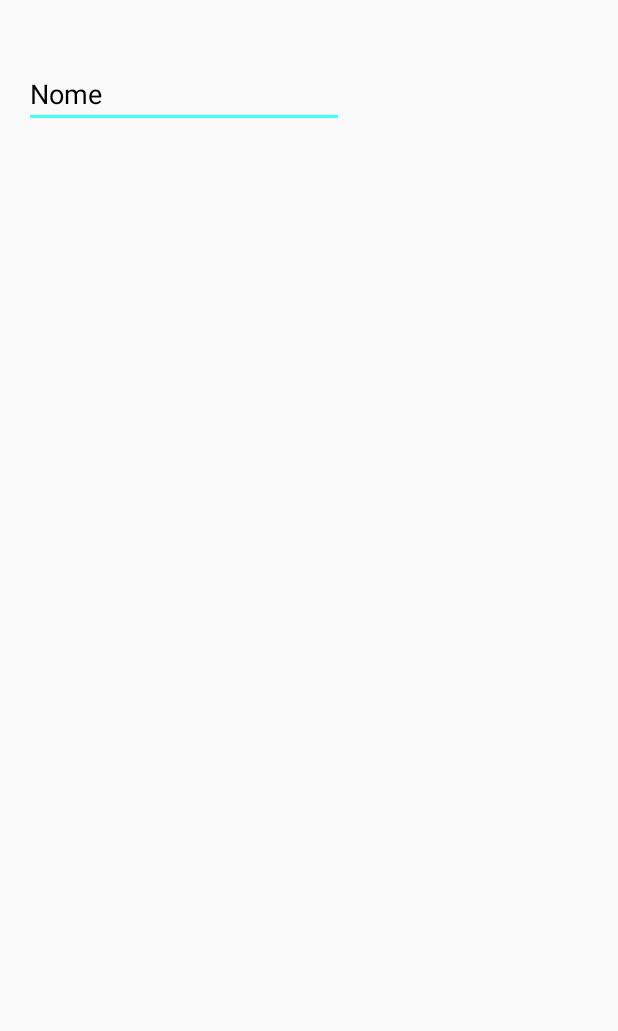
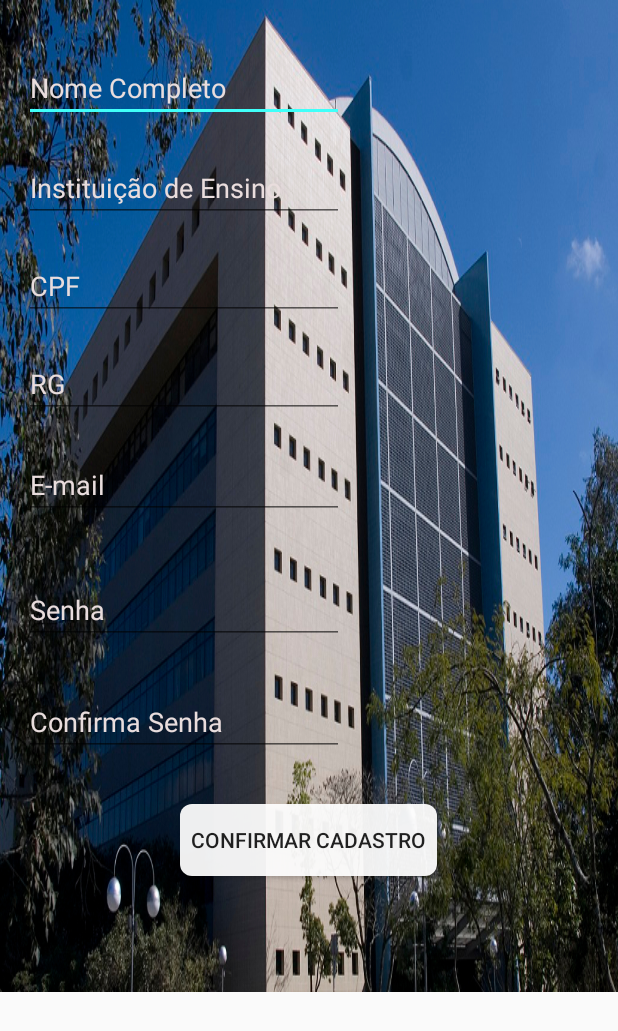
Before and after one commit to DeyvissonAlex/visitasguiadas, an Android app: the Nao_aluno_cadastro screen opened directly, with no data from a screen before it, on a phone screen of 412 x 824 dp. Before the commit the part shown is almost empty. Shown: the top 1031 px of the screen. Run offline under Robolectric (Android 15) with nearby library versions, the phone set to English and light mode, and no system bars.

Commit message:
Aprimoradas páginas referentes ao cadastro; Incluida função scrowlling em algumas páginas

```diff
--- a/app/src/main/res/layout/activity_nao_aluno_cadastro.xml
+++ b/app/src/main/res/layout/activity_nao_aluno_cadastro.xml
@@ -1,4 +1,7 @@
 <?xml version="1.0" encoding="utf-8"?>
+<ScrollView xmlns:android="http://schemas.android.com/apk/res/android"
+    android:layout_width="match_parent"
+    android:layout_height="match_parent" >
 <RelativeLayout xmlns:android="http://schemas.android.com/apk/res/android"
     xmlns:tools="http://schemas.android.com/tools"
     android:id="@+id/activity_nao_aluno_cadastro"
@@ -8,18 +11,120 @@
     android:paddingLeft="@dimen/activity_horizontal_margin"
     android:paddingRight="@dimen/activity_horizontal_margin"
     android:paddingTop="@dimen/activity_vertical_margin"
+    android:background="@drawable/facin_back"
     tools:context="br.pucrs.petinf.visitasguiadas.Nao_aluno_cadastro">
+
 
     <EditText
         android:layout_width="wrap_content"
         android:layout_height="wrap_content"
         android:inputType="textPersonName"
         android:ems="10"
+        android:id="@+id/editText"
+        android:hint="Nome Completo"
+        android:textColorHint="#e9dddd"
+        android:layout_marginTop="20dp"
         android:layout_alignParentTop="true"
+        android:textColor="@color/colorWhite"
+        android:layout_alignParentLeft="true"
+        android:layout_alignParentStart="true" />
+
+    <EditText
+        android:layout_width="wrap_content"
+        android:layout_height="wrap_content"
+        android:inputType="textPersonName"
+        android:ems="10"
+        android:id="@+id/editText3"
+        android:hint="Instituição de Ensino"
+        android:textColorHint="#e9dddd"
+        android:layout_marginTop="21dp"
+        android:textColor="@color/colorWhite"
+        android:layout_below="@+id/editText"
+        android:layout_alignParentLeft="true"
+        android:layout_alignParentStart="true" />
+
+    <EditText
+        android:layout_width="wrap_content"
+        android:layout_height="wrap_content"
+        android:inputType="number"
+        android:ems="10"
+        android:id="@+id/editText9"
+        android:hint="CPF"
+        android:textColorHint="#e9dddd"
+        android:layout_marginTop="20dp"
+        android:textColor="@color/colorWhite"
+        android:layout_below="@+id/editText3"
+        android:layout_alignParentLeft="true"
+        android:layout_alignParentStart="true" />
+
+    <EditText
+        android:layout_width="wrap_content"
+        android:layout_height="wrap_content"
+        android:inputType="number"
+        android:ems="10"
+        android:id="@+id/editText10"
+        android:textColorHint="#e9dddd"
+        android:hint="RG"
+        android:layout_below="@+id/editText9"
+        android:layout_alignParentLeft="true"
+        android:textColor="@color/colorWhite"
+        android:layout_alignParentStart="true"
+        android:layout_marginTop="20dp" />
+
+    <EditText
+        android:layout_width="wrap_content"
+        android:layout_height="wrap_content"
+        android:inputType="textEmailAddress"
+        android:ems="10"
+        android:id="@+id/editText11"
+        android:textColor="@color/colorWhite"
+        android:hint="E-mail"
+        android:textColorHint="#e9dddd"
+        android:layout_below="@+id/editText10"
         android:layout_alignParentLeft="true"
         android:layout_alignParentStart="true"
-        android:layout_marginTop="24dp"
-        android:id="@+id/editText"
-        android:hint="Nome"
-        android:textColorHint="#000000"/>
+        android:layout_marginTop="22dp" />
+
+    <EditText
+        android:layout_width="wrap_content"
+        android:layout_height="wrap_content"
+        android:inputType="textPassword"
+        android:ems="10"
+        android:textColor="@color/colorWhite"
+        android:id="@+id/editText12"
+        android:hint="Senha"
+        android:textColorHint="#e9dddd"
+        android:layout_below="@+id/editText11"
+        android:layout_alignParentLeft="true"
+        android:layout_alignParentStart="true"
+        android:layout_marginTop="38dp" />
+
+    <EditText
+        android:layout_width="wrap_content"
+        android:layout_height="wrap_content"
+        android:inputType="textPassword"
+        android:ems="10"
+        android:id="@+id/editText13"
+        android:hint="Confirma Senha"
+        android:textColorHint="#e9dddd"
+        android:layout_below="@+id/editText12"
+        android:layout_alignParentLeft="true"
+        android:layout_alignParentStart="true"
+        android:layout_marginTop="29dp"
+        android:textColor="@color/colorWhite"/>
+
+    <Button
+        android:text="Confirmar Cadastro"
+        android:layout_width="wrap_content"
+        android:layout_height="wrap_content"
+        android:id="@+id/confirmacadastro"
+        android:background="@drawable/botaoredondo"
+        android:paddingRight="7sp"
+        android:paddingLeft="7sp"
+        android:layout_below="@+id/editText13"
+        android:layout_centerHorizontal="true"
+        android:layout_marginTop="32dp" />
+
+
 </RelativeLayout>
+    </ScrollView>
```
Also changed, not shown: app/src/main/res/layout/activity_aluno_cadastro.xml (+16 -0 lines), app/src/main/res/layout/activity_facin.xml (+56 -53 lines), app/src/main/res/layout/activity_naoaluno_cadastro.xml (deleted, +0 -26 lines), app/src/main/res/layout/content_naoaluno_cadastro.xml (deleted, +0 -16 lines).
